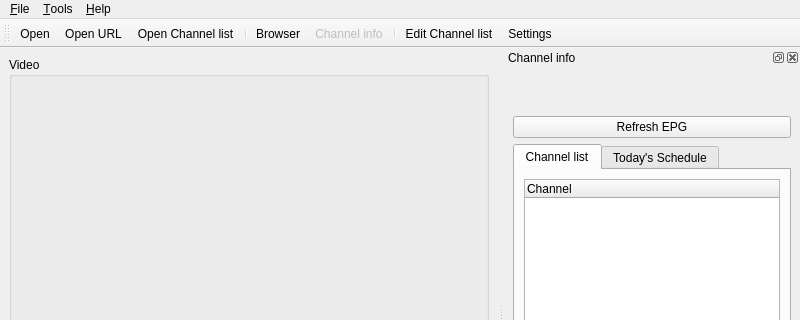
The window that ui/Tano.ui (ntadej/tano) describes before a commit, drawn with Qt 5; both pictures show x 0 to 800 and y 0 to 320 of the 800 by 600 pixel window.
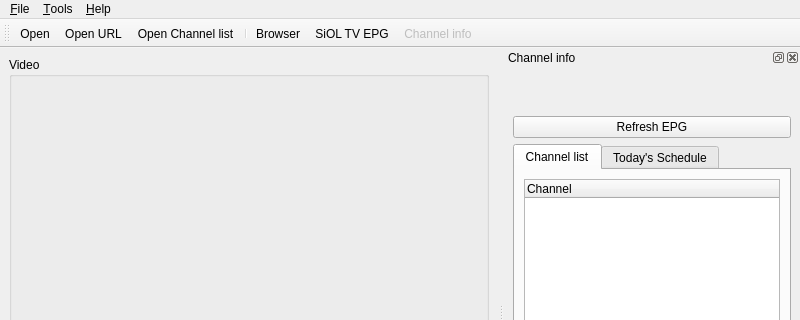
The same window after the commit. Icons and pictures are not drawn. Custom widgets are drawn as their Qt base class.

Commit message: EPG url change, Browser updates, UI updates. bugfixes, 0.4-svn

Patch:
```diff
--- a/ui/Tano.ui
+++ b/ui/Tano.ui
@@ -251,10 +251,8 @@
    <addaction name="actionOpen" />
    <addaction name="separator" />
    <addaction name="actionBrowser" />
+   <addaction name="actionEpg" />
    <addaction name="actionChannel_info" />
-   <addaction name="separator" />
-   <addaction name="actionEditPlaylist" />
-   <addaction name="actionSettings" />
   </widget>
   <widget class="QDockWidget" name="playlistWidget" >
    <property name="windowIcon" >
@@ -413,7 +411,7 @@
      <normaloff>:/icons/images/browser.png</normaloff>:/icons/images/browser.png</iconset>
    </property>
    <property name="text" >
-    <string>Browser</string>
+    <string>&amp;Browser</string>
    </property>
   </action>
   <action name="actionEditPlaylist" >
@@ -470,6 +468,15 @@
     <string>Check for updates</string>
    </property>
   </action>
+  <action name="actionEpg" >
+   <property name="icon" >
+    <iconset resource="images.qrc" >
+     <normaloff>:/icons/images/siol.gif</normaloff>:/icons/images/siol.gif</iconset>
+   </property>
+   <property name="text" >
+    <string>SiOL TV EPG</string>
+   </property>
+  </action>
  </widget>
  <customwidgets>
   <customwidget>
```
Left out of the diff: 7 changed lines with no effect on the pictures. The commit also changes 20 other files.
